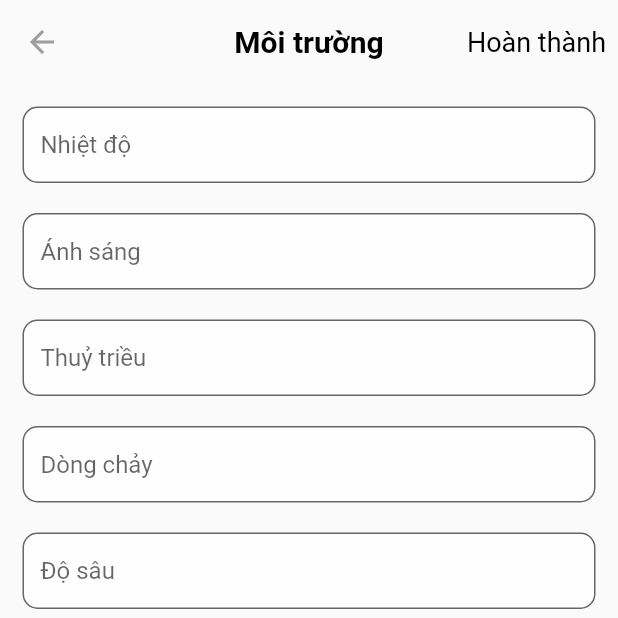
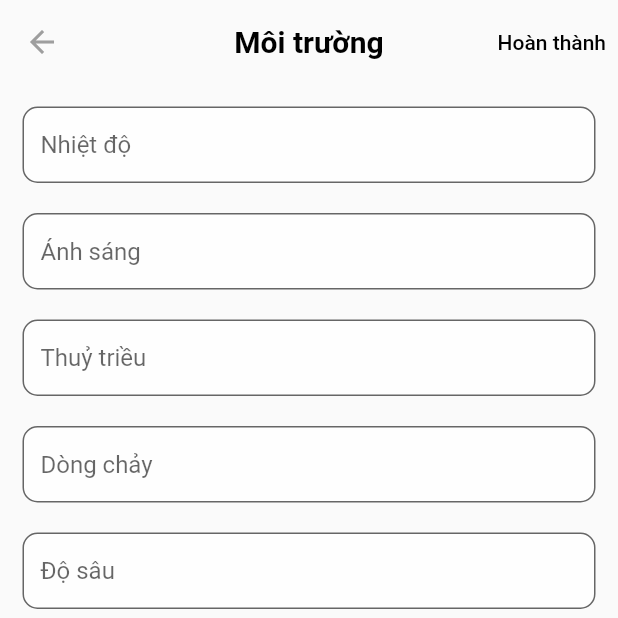
Before and after one commit to datnlm/diver, a Flutter app: the GardenReportScreen screen opened by its route, on a phone screen of 412 x 824 dp, the top half of it. Run offline on Flutter 3.47's test engine with Material 2 defaults, Android fonts, the phone set to English and light mode, and no system bars; our stand-ins replace cached_network_image, dotted_border, firebase_core, firebase_messaging, flutter_local_notifications, flutter_spinkit and 7 more; accounts and stored records are empty.

Commit message:
final update

```diff
--- a/lib/pages/garden_report.dart
+++ b/lib/pages/garden_report.dart
@@ -1,14 +1,22 @@
 import 'package:diver/controller/garden_report_controller.dart';
+import 'package:diver/controller/survey_controller.dart';
 import 'package:flutter/material.dart';
 import 'package:get/get.dart';
 
-class GardenReportScreen extends StatelessWidget {
+class GardenReportScreen extends StatefulWidget {
   const GardenReportScreen({Key? key}) : super(key: key);
 
   @override
+  State<GardenReportScreen> createState() => _GardenReportScreenState();
+}
+
+final GardenReportController gardenReportController =
+    Get.find<GardenReportController>();
+final SurveyController surveyController = Get.find<SurveyController>();
+
+class _GardenReportScreenState extends State<GardenReportScreen> {
+  @override
   Widget build(BuildContext context) {
-    GardenReportController gardenReportController =
-        Get.find<GardenReportController>();
     return Scaffold(
       appBar: AppBar(
         centerTitle: true,
@@ -20,12 +28,8 @@ class GardenReportScreen extends StatelessWidget {
           ),
         ),
         actions: [
-          TextButton(
-            style: TextButton.styleFrom(
-              textStyle: const TextStyle(
-                fontSize: 18,
-              ),
-            ),
+          surveyController.cellResponse.status != 3
+              ? TextButton(
                   onPressed: () => gardenReportController.createGardenReport(
                     Get.arguments['divingId'],
                     Get.arguments['gardenId'],
@@ -34,19 +38,34 @@ class GardenReportScreen extends StatelessWidget {
                       style: const TextStyle(
                         color: Colors.black,
                       )),
+                )
+              : TextButton(
+                  onPressed: () {},
+                  child: Text('done'.tr,
+                      style: const TextStyle(
+                        color: Colors.grey,
+                      )),
                 ),
         ],
       ),
-      body: Form(
-        key: gardenReportController.formkey,
+      body: GetBuilder<GardenReportController>(
+        builder: (controller) => controller.isLoading.isTrue
+            ? const Center(child: CircularProgressIndicator())
+            : Form(
+                key: controller.formkey,
+                autovalidateMode: AutovalidateMode.onUserInteraction,
                 child: Padding(
                     padding: const EdgeInsets.all(15),
-            child: Column(
-              children: [
+                    child: ListView(
+                      children: <Widget>[
                         TextFormField(
-                  controller: gardenReportController.temperatureController,
+                          controller: controller.temperatureController,
                           keyboardType: TextInputType.number,
                           textInputAction: TextInputAction.next,
+                          validator: (value) {
+                            return controller.validate(
+                                value!, 'validate-garden-report'.tr);
+                          },
                           decoration: InputDecoration(
                             border: const OutlineInputBorder(
                               borderRadius: BorderRadius.all(
@@ -67,9 +86,13 @@ class GardenReportScreen extends StatelessWidget {
                           height: 20,
                         ),
                         TextFormField(
-                  controller: gardenReportController.brightnessController,
+                          controller: controller.brightnessController,
                           keyboardType: TextInputType.number,
                           textInputAction: TextInputAction.next,
+                          validator: (value) {
+                            return controller.validate(
+                                value!, 'validate-garden-report'.tr);
+                          },
                           decoration: InputDecoration(
                             border: const OutlineInputBorder(
                               borderRadius: BorderRadius.all(
@@ -89,9 +112,13 @@ class GardenReportScreen extends StatelessWidget {
                           height: 20,
                         ),
                         TextFormField(
-                  controller: gardenReportController.tidesController,
+                          controller: controller.tidesController,
                           keyboardType: TextInputType.number,
                           textInputAction: TextInputAction.next,
+                          validator: (value) {
+                            return controller.validate(
+                                value!, 'validate-garden-report'.tr);
+                          },
                           decoration: InputDecoration(
                             border: const OutlineInputBorder(
                               borderRadius: BorderRadius.all(
@@ -111,9 +138,13 @@ class GardenReportScreen extends StatelessWidget {
                           height: 20,
                         ),
                         TextFormField(
-                  controller: gardenReportController.currentController,
+                          controller: controller.currentController,
                           textInputAction: TextInputAction.next,
                           keyboardType: TextInputType.number,
+                          validator: (value) {
+                            return controller.validate(
+                                value!, 'validate-garden-report'.tr);
+                          },
                           decoration: InputDecoration(
                             border: const OutlineInputBorder(
                               borderRadius: BorderRadius.all(
@@ -133,10 +164,12 @@ class GardenReportScreen extends StatelessWidget {
                           height: 20,
                         ),
                         TextFormField(
-                  controller: gardenReportController.bathymetryController,
+                          controller: controller.bathymetryController,
                           textInputAction: TextInputAction.done,
-                  // onEditingComplete: () =>
-                  //     gardenReportController.createGardenReport,
+                          validator: (value) {
+                            return controller.validate(
+                                value!, 'validate-garden-report'.tr);
+                          },
                           decoration: InputDecoration(
                             border: const OutlineInputBorder(
                               borderRadius: BorderRadius.all(
@@ -158,6 +191,7 @@ class GardenReportScreen extends StatelessWidget {
                       ],
                     )),
               ),
+      ),
     );
   }
 }
--- a/lib/pages/information_form.dart
+++ b/lib/pages/information_form.dart
@@ -21,11 +21,6 @@ class UpdateInformationScreen extends StatelessWidget {
         ),
         actions: [
           TextButton(
-            style: TextButton.styleFrom(
-              textStyle: const TextStyle(
-                fontSize: 18,
-              ),
-            ),
             onPressed: () => informationController.updateInformation(),
             child: Text('done'.tr,
                 style: const TextStyle(
--- a/lib/pages/survey_task.dart
+++ b/lib/pages/survey_task.dart
@@ -1,6 +1,7 @@
 import 'package:diver/controller/garden_report_controller.dart';
 import 'package:diver/controller/survey_controller.dart';
 import 'package:diver/core/routes/routes.dart';
+import 'package:diver/models/cell_survey.dart';
 import 'package:diver/widgets/cell_card.dart';
 import 'package:diver/widgets/garden_card.dart';
 import 'package:flutter/material.dart';
@@ -16,8 +17,7 @@ class SurveyScreen extends StatefulWidget {
 
 bool isSwitched = false;
 SurveyController surveyController = Get.find<SurveyController>();
-GardenReportController gardenReportController =
-    Get.find<GardenReportController>();
+
 List<Tab> myTabs = <Tab>[
   Tab(text: 'myTask'.tr),
   Tab(text: 'viewAllTask'.tr),
@@ -53,12 +53,9 @@ class _SurveyScreenState extends State<SurveyScreen>
         ),
         actions: <Widget>[
           TextButton(
-            style: TextButton.styleFrom(
-              textStyle: const TextStyle(
-                fontSize: 18,
-              ),
-            ),
             onPressed: () {
+              GardenReportController gardenReportController =
+                  Get.find<GardenReportController>();
               gardenReportController
                   .getGardenReportById(Get.arguments['divingId']);
               Get.toNamed(
--- a/lib/services/locales/en.dart
+++ b/lib/services/locales/en.dart
@@ -66,5 +66,9 @@ const Map<String, String> en = {
   'confirm': 'Confirm',
   'member-list': 'Members list',
   'area': 'Area',
-   'team-infor': 'Team Info'
+  'team-infor': 'Team Info',
+  'take-picture': 'Please select at least 5 images',
+  'update-success': 'Update sucessfully',
+  'update-fail': 'Update error',
+  'validate-garden-report': 'Please input information'
 };
```
Also changed, not shown: lib/controller/garden_report_controller.dart (+31 -11 lines), lib/pages/cell_survey.dart (+26 -11 lines), lib/services/locales/vn.dart (+6 -2 lines). Lines whose indentation alone changed are shown as unchanged.
